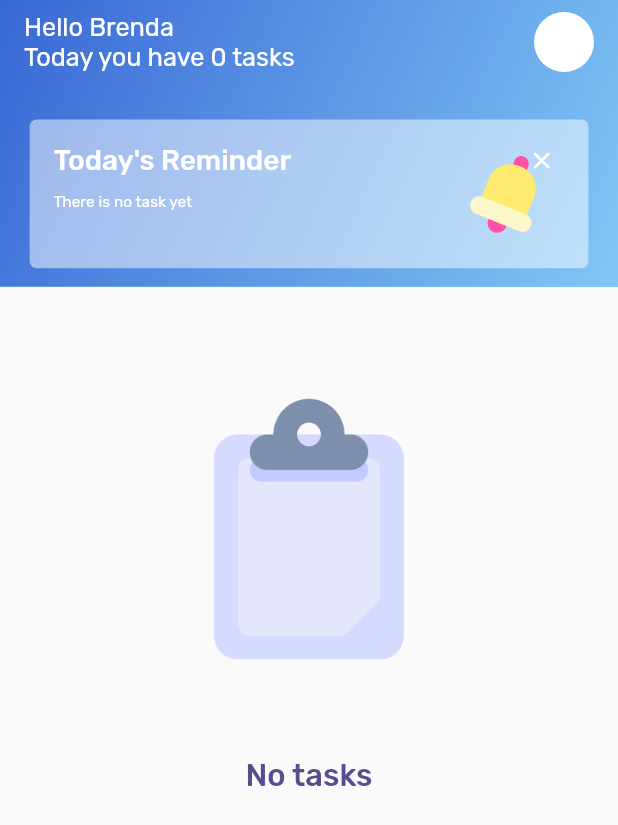
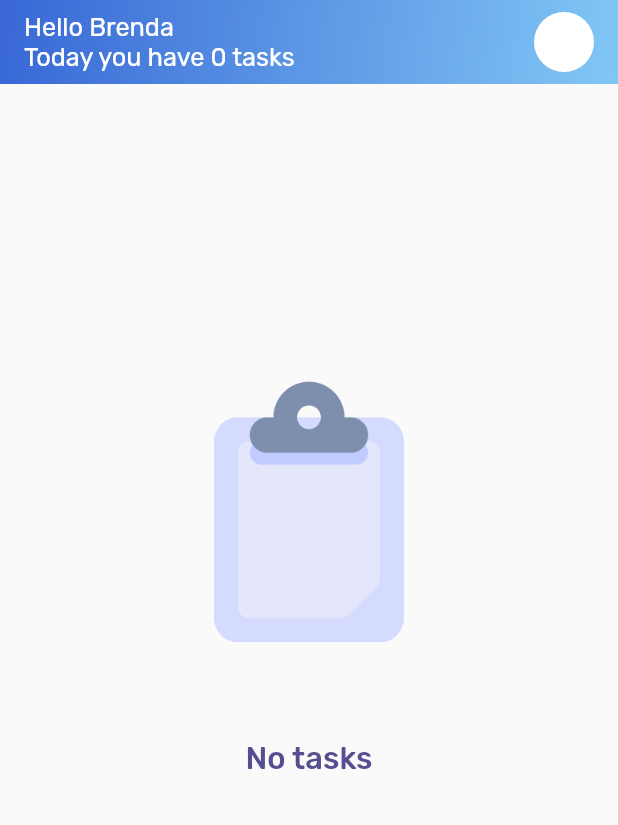
Before and after one commit to IbrokhimMirzaev/todo_udevs, a Flutter app: the HomePage screen opened directly, on a phone screen of 412 x 824 dp. Shown: the top 825 px of the screen. Run offline on Flutter 3.47's test engine with Material 2 defaults, Android fonts, the phone set to English and light mode, and no system bars; our stand-ins replace bloc, equatable, flutter_bloc, flutter_local_notifications, flutter_screenutil, flutter_slidable and 5 more; accounts and stored records are empty.

Commit message:
new changes

```diff
--- a/lib/ui/tab/tabs/home/home_page.dart
+++ b/lib/ui/tab/tabs/home/home_page.dart
@@ -24,7 +24,7 @@ class HomePage extends StatelessWidget {
             builder: (context, state) {
               return SliverAppBar(
                 automaticallyImplyLeading: false,
-                expandedHeight: state.showReminder ? 204.h : 0.h,
+                expandedHeight: state.showReminder && context.read<TodoCubit>().getFirstBellTodo() != null ? 204.h : 0.h,
                 pinned: true,
                 title: Row(
                   mainAxisAlignment: MainAxisAlignment.spaceBetween,
@@ -64,7 +64,7 @@ class HomePage extends StatelessWidget {
                             return Column(
                               children: [
                                 SizedBox(height: 18.h),
-                                state.showReminder == true
+                                state.showReminder == true && myBellTodo != null
                                     ? Stack(
                                         children: [
                                           Container(
@@ -83,14 +83,14 @@ class HomePage extends StatelessWidget {
                                                   children: [
                                                     Text("Today's Reminder", style: RubikFont.w500.copyWith(fontSize: 20.sp, color: ColorConst.white)),
                                                     Text(
-                                                      myBellTodo?.title ?? "There is no task yet",
+                                                      myBellTodo.title,
                                                       style: RubikFont.w400.copyWith(
                                                         fontSize: 11.sp,
                                                         color: ColorConst.white,
                                                       ),
                                                     ),
                                                     Text(
-                                                      myBellTodo == null ? "" : DateFormat.Hm().format(myBellTodo.dateTime),
+                                                      DateFormat.Hm().format(myBellTodo.dateTime),
                                                       style: RubikFont.w400.copyWith(
                                                         fontSize: 11.sp,
                                                         color: ColorConst.white,
@@ -123,7 +123,7 @@ class HomePage extends StatelessWidget {
                                           )
                                         ],
                                       )
-                                    : SizedBox(),
+                                    : const SizedBox(),
                               ],
                             );
                           },
@@ -152,7 +152,7 @@ class HomePage extends StatelessWidget {
                 } else {
                   return SliverToBoxAdapter(
                     child: SizedBox(
-                      height: MediaQuery.of(context).size.height * 0.5,
+                      height: MediaQuery.of(context).size.height * 0.8,
                       width: MediaQuery.of(context).size.width,
                       child: Column(
                         mainAxisAlignment: MainAxisAlignment.center,
```
